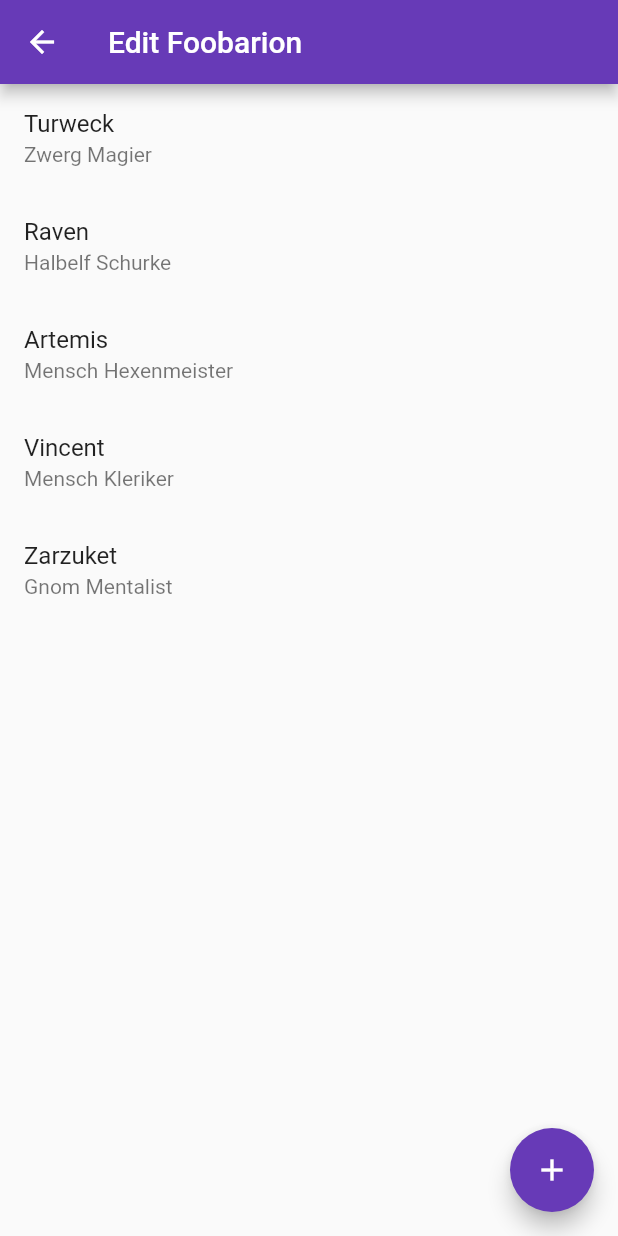
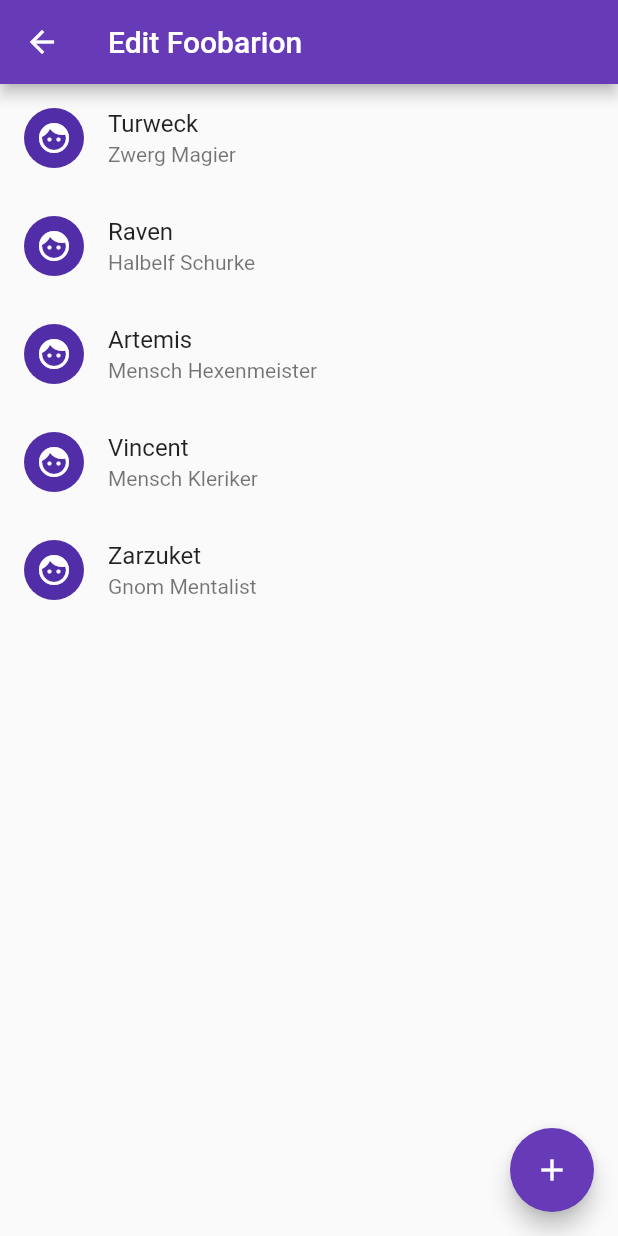
Before and after one commit to Tetr4/Initiative, a Flutter app: the AdventurersScreen screen opened directly with empty values, on a phone screen of 412 x 824 dp. Run offline on Flutter 3.47's test engine with Material 2 defaults, Android fonts, the phone set to English and light mode, and no system bars; our stand-ins replace flutter_speed_dial, shared_preferences; accounts and stored records are empty.

Commit message:
Use circle avatar for list item icons

```diff
--- a/lib/screens/adventurers.dart
+++ b/lib/screens/adventurers.dart
@@ -34,6 +34,7 @@ class AdventurersScreen extends StatelessWidget {
 
   Widget _buildAdventurerItem(Character adventurer) {
     return ListTile(
+      leading: CircleAvatar(child: Icon(Icons.face)),
       title: Text(adventurer.name),
       subtitle: Text(adventurer.description),
     );
--- a/lib/screens/battle.dart
+++ b/lib/screens/battle.dart
@@ -222,13 +222,13 @@ class LineupItem extends StatelessWidget {
       onDismissed: onDismissed,
       child: participant.type == CharacterType.ADVENTURER
           ? ListTile(
-              leading: Icon(Icons.face),
+              leading: CircleAvatar(child: Icon(Icons.face)),
               title: Text(participant.name),
               subtitle: Text(participant.description),
               trailing: Icon(Icons.drag_handle),
             )
           : ListTile(
-              leading: Icon(Icons.bug_report),
+              leading: CircleAvatar(child: Icon(Icons.bug_report)),
               title: Text(participant.name),
               trailing: Icon(Icons.drag_handle),
             ),
--- a/lib/screens/groups.dart
+++ b/lib/screens/groups.dart
@@ -52,7 +52,7 @@ class GroupsScreen extends StatelessWidget {
     void Function(Group) onSelected,
   ) {
     return ListTile(
-      leading: Icon(Icons.group),
+      leading: CircleAvatar(child: Icon(Icons.group)),
       title: Text(group.name),
       subtitle: Text('${group.members.length} adventurers'),
       onLongPress: () => onEdit(index),
```
